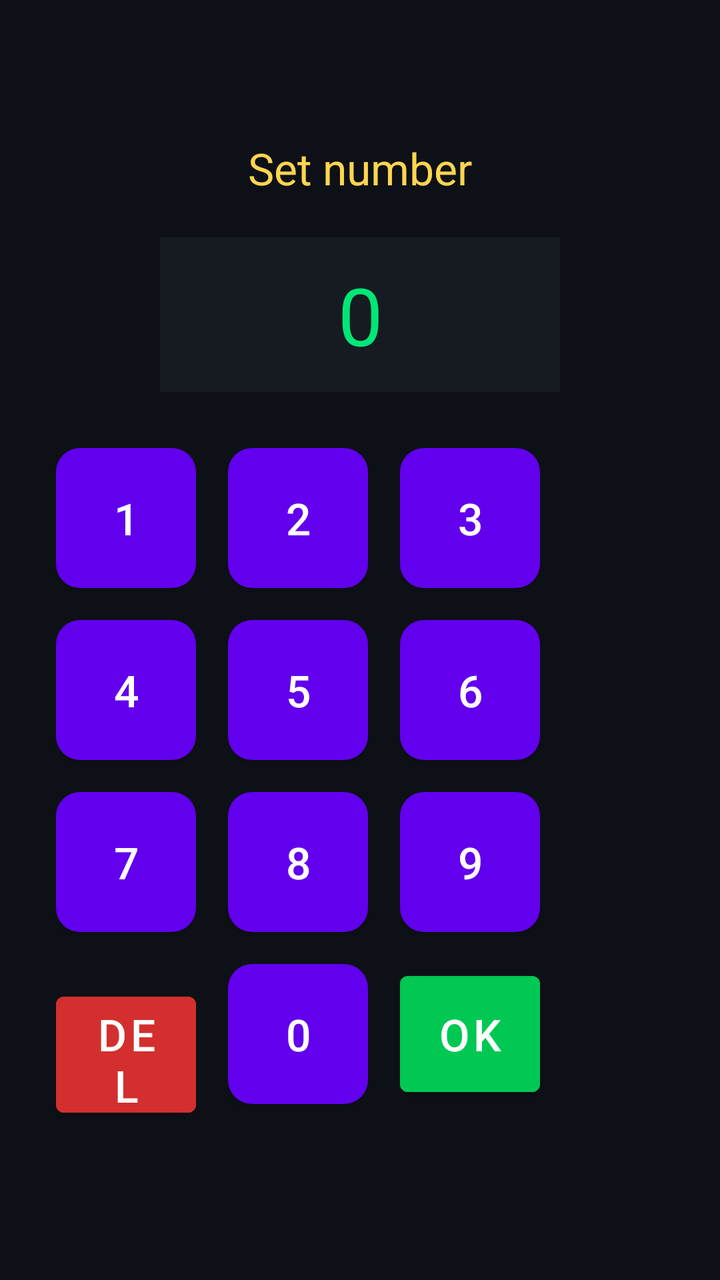
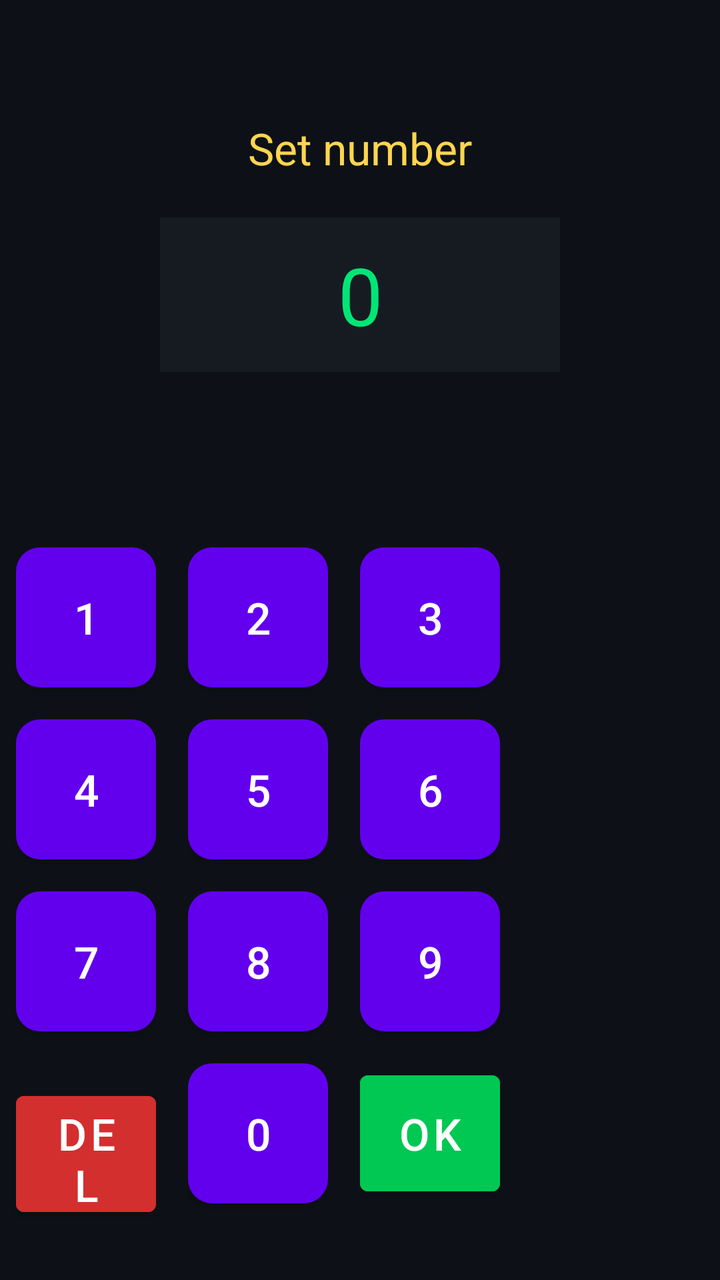

Screens rendered from an Android XML layout before and after an edit, with the pre-edit source and the edit as a unified diff.
<!-- AndroidManifest.xml: fallback theme Theme.MaterialComponents.DayNight.NoActionBar -->
<!-- res/layout/activity_setup.xml -->
<?xml version="1.0" encoding="utf-8"?>
<LinearLayout
    xmlns:android="http://schemas.android.com/apk/res/android"
    android:id="@+id/keypadContainer"
    android:layout_width="match_parent"
    android:layout_height="match_parent"
    android:orientation="vertical"
    android:gravity="center"
    android:padding="20dp"
    android:background="#0D1117">

    <TextView
        android:id="@+id/titleText"
        android:text="Set number"
        android:textSize="22sp"
        android:textColor="#FFD54F"
        android:layout_marginBottom="20dp"
        android:layout_width="wrap_content"
        android:layout_height="wrap_content"/>

    
    <TextView
        android:id="@+id/inputDisplay"
        android:text="0"
        android:textSize="40sp"
        android:textColor="#00E676"
        android:background="#161B22"
        android:padding="12dp"
        android:gravity="center"
        android:layout_marginBottom="20dp"
        android:layout_width="200dp"
        android:layout_height="wrap_content"/>


    
    <GridLayout
        android:layout_width="match_parent"
        android:layout_height="wrap_content"
        android:gravity="center"
        android:columnCount="3">

        <Button
            android:id="@+id/btn1"
            android:text="1"
            android:layout_width="70dp"
            android:layout_height="70dp"
            android:layout_margin="8dp"
            android:textSize="22sp"
            android:textColor="#FFFFFF"
            android:background="@drawable/keypad_btn"/>
            
        <Button 
            android:id="@+id/btn2" 
            android:text="2"
            android:layout_width="70dp"
            android:layout_height="70dp"
            android:layout_margin="8dp"
            android:textSize="22sp"
            android:textColor="#FFFFFF"
            android:background="@drawable/keypad_btn"/>
            
        <Button android:id="@+id/btn3" android:text="3"
            android:layout_width="70dp"
            android:layout_height="70dp"
            android:layout_margin="8dp"
            android:textSize="22sp"
            android:textColor="#FFFFFF"
            android:background="@drawable/keypad_btn"/>

        <Button android:id="@+id/btn4" android:text="4"
            android:layout_width="70dp"
            android:layout_height="70dp"
            android:layout_margin="8dp"
            android:textSize="22sp"
            android:textColor="#FFFFFF"
            android:background="@drawable/keypad_btn"/>
        <Button android:id="@+id/btn5" android:text="5"
            android:layout_width="70dp"
            android:layout_height="70dp"
            android:layout_margin="8dp"
            android:textSize="22sp"
            android:textColor="#FFFFFF"
            android:background="@drawable/keypad_btn"/>
        <Button android:id="@+id/btn6" android:text="6"
            android:layout_width="70dp"
            android:layout_height="70dp"
            android:layout_margin="8dp"
            android:textSize="22sp"
            android:textColor="#FFFFFF"
            android:background="@drawable/keypad_btn"/>

        <Button android:id="@+id/btn7" android:text="7"
            android:layout_width="70dp"
            android:layout_height="70dp"
            android:layout_margin="8dp"
            android:textSize="22sp"
            android:textColor="#FFFFFF"
            android:background="@drawable/keypad_btn"/>
        <Button android:id="@+id/btn8" android:text="8"
            android:layout_width="70dp"
            android:layout_height="70dp"
            android:layout_margin="8dp"
            android:textSize="22sp"
            android:textColor="#FFFFFF"
            android:background="@drawable/keypad_btn"/>
        <Button android:id="@+id/btn9" android:text="9"
            android:layout_width="70dp"
            android:layout_height="70dp"
            android:layout_margin="8dp"
            android:textSize="22sp"
            android:textColor="#FFFFFF"
            android:background="@drawable/keypad_btn"/>

        <Button android:id="@+id/btnDel" android:text="DEL"
            android:layout_width="70dp"
            android:layout_height="70dp"
            android:layout_margin="8dp"
            android:textSize="22sp"
            android:textColor="#FFFFFF"
            android:backgroundTint="#D32F2F"/>
        <Button android:id="@+id/btn0" android:text="0"
            android:layout_width="70dp"
            android:layout_height="70dp"
            android:layout_margin="8dp"
            android:textSize="22sp"
            android:textColor="#FFFFFF"
            android:background="@drawable/keypad_btn"/>
        <Button android:id="@+id/btnOk" android:text="OK"
            android:layout_width="70dp"
            android:layout_height="70dp"
            android:layout_margin="8dp"
            android:textSize="22sp"
            android:textColor="#FFFFFF"
            android:backgroundTint="#00C853"/>

    </GridLayout>

</LinearLayout>
<!-- resources referenced by this layout -->
<resources>
  <!-- drawable keypad_btn (drawable) -->
  <?xml version="1.0" encoding="utf-8"?>
  <selector xmlns:android="http://schemas.android.com/apk/res/android">
  
      
      <item android:state_pressed="true">
          <shape>
              <solid android:color="#1F6FEB"/>
              <corners android:radius="12dp"/>
          </shape>
      </item>
  
      
      <item>
          <shape>
              <solid android:color="#30363D"/>
              <corners android:radius="12dp"/>
          </shape>
      </item>
  
  </selector>
</resources>

<!-- the commit's change to res/layout/activity_setup.xml (unified diff, before → after) -->
@@ -1,138 +1,152 @@
 <?xml version="1.0" encoding="utf-8"?>
 <LinearLayout
     xmlns:android="http://schemas.android.com/apk/res/android"
-    android:id="@+id/keypadContainer"
     android:layout_width="match_parent"
     android:layout_height="match_parent"
     android:orientation="vertical"
-    android:gravity="center"
-    android:padding="20dp"
     android:background="#0D1117">
 
-    <TextView
-        android:id="@+id/titleText"
-        android:text="Set number"
-        android:textSize="22sp"
-        android:textColor="#FFD54F"
-        android:layout_marginBottom="20dp"
-        android:layout_width="wrap_content"
-        android:layout_height="wrap_content"/>
+    
+    <LinearLayout
+        android:layout_width="match_parent"
+        android:layout_height="0dp"
+        android:layout_weight="1"
+        android:orientation="vertical"
+        android:gravity="center">
+
+
+        <TextView
+            android:id="@+id/titleText"
+            android:text="Set number"
+            android:textSize="22sp"
+            android:textColor="#FFD54F"
+            android:layout_marginBottom="20dp"
+            android:layout_width="wrap_content"
+            android:layout_height="wrap_content"/>
+    
+        
+        <TextView
+            android:id="@+id/inputDisplay"
+            android:text="0"
+            android:textSize="40sp"
+            android:textColor="#00E676"
+            android:background="#161B22"
+            android:padding="12dp"
+            android:gravity="center"
+            android:layout_marginBottom="20dp"
+            android:layout_width="200dp"
+            android:layout_height="wrap_content"/>
+    </LinearLayout>
 
     
-    <TextView
-        android:id="@+id/inputDisplay"
-        android:text="0"
-        android:textSize="40sp"
-        android:textColor="#00E676"
-        android:background="#161B22"
-        android:padding="12dp"
-        android:gravity="center"
-        android:layout_marginBottom="20dp"
-        android:layout_width="200dp"
-        android:layout_height="wrap_content"/>
-
-
-    
-    <GridLayout
+    <LinearLayout
+        android:id="@+id/keypadContainer"
         android:layout_width="match_parent"
         android:layout_height="wrap_content"
         android:gravity="center"
-        android:columnCount="3">
+        android:paddingBottom="20dp">
 
-        <Button
-            android:id="@+id/btn1"
-            android:text="1"
-            android:layout_width="70dp"
-            android:layout_height="70dp"
-            android:layout_margin="8dp"
-            android:textSize="22sp"
-            android:textColor="#FFFFFF"
-            android:background="@drawable/keypad_btn"/>
-            
-        <Button 
-            android:id="@+id/btn2" 
-            android:text="2"
-            android:layout_width="70dp"
-            android:layout_height="70dp"
-            android:layout_margin="8dp"
-            android:textSize="22sp"
-            android:textColor="#FFFFFF"
-            android:background="@drawable/keypad_btn"/>
-            
-        <Button android:id="@+id/btn3" android:text="3"
-            android:layout_width="70dp"
-            android:layout_height="70dp"
-            android:layout_margin="8dp"
-            android:textSize="22sp"
-            android:textColor="#FFFFFF"
-            android:background="@drawable/keypad_btn"/>
-
-        <Button android:id="@+id/btn4" android:text="4"
-            android:layout_width="70dp"
-            android:layout_height="70dp"
-            android:layout_margin="8dp"
-            android:textSize="22sp"
-            android:textColor="#FFFFFF"
-            android:background="@drawable/keypad_btn"/>
-        <Button android:id="@+id/btn5" android:text="5"
-            android:layout_width="70dp"
-            android:layout_height="70dp"
-            android:layout_margin="8dp"
-            android:textSize="22sp"
-            android:textColor="#FFFFFF"
-            android:background="@drawable/keypad_btn"/>
-        <Button android:id="@+id/btn6" android:text="6"
-            android:layout_width="70dp"
-            android:layout_height="70dp"
-            android:layout_margin="8dp"
-            android:textSize="22sp"
-            android:textColor="#FFFFFF"
-            android:background="@drawable/keypad_btn"/>
-
-        <Button android:id="@+id/btn7" android:text="7"
-            android:layout_width="70dp"
-            android:layout_height="70dp"
-            android:layout_margin="8dp"
-            android:textSize="22sp"
-            android:textColor="#FFFFFF"
-            android:background="@drawable/keypad_btn"/>
-        <Button android:id="@+id/btn8" android:text="8"
-            android:layout_width="70dp"
-            android:layout_height="70dp"
-            android:layout_margin="8dp"
-            android:textSize="22sp"
-            android:textColor="#FFFFFF"
-            android:background="@drawable/keypad_btn"/>
-        <Button android:id="@+id/btn9" android:text="9"
-            android:layout_width="70dp"
-            android:layout_height="70dp"
-            android:layout_margin="8dp"
-            android:textSize="22sp"
-            android:textColor="#FFFFFF"
-            android:background="@drawable/keypad_btn"/>
-
-        <Button android:id="@+id/btnDel" android:text="DEL"
-            android:layout_width="70dp"
-            android:layout_height="70dp"
-            android:layout_margin="8dp"
-            android:textSize="22sp"
-            android:textColor="#FFFFFF"
-            android:backgroundTint="#D32F2F"/>
-        <Button android:id="@+id/btn0" android:text="0"
-            android:layout_width="70dp"
-            android:layout_height="70dp"
-            android:layout_margin="8dp"
-            android:textSize="22sp"
-            android:textColor="#FFFFFF"
-            android:background="@drawable/keypad_btn"/>
-        <Button android:id="@+id/btnOk" android:text="OK"
-            android:layout_width="70dp"
-            android:layout_height="70dp"
-            android:layout_margin="8dp"
-            android:textSize="22sp"
-            android:textColor="#FFFFFF"
-            android:backgroundTint="#00C853"/>
-
-    </GridLayout>
-
+        
+        <GridLayout
+            android:layout_width="match_parent"
+            android:layout_height="wrap_content"
+            android:gravity="center"
+            android:columnCount="3">
+    
+            <Button
+                android:id="@+id/btn1"
+                android:text="1"
+                android:layout_width="70dp"
+                android:layout_height="70dp"
+                android:layout_margin="8dp"
+                android:textSize="22sp"
+                android:textColor="#FFFFFF"
+                android:background="@drawable/keypad_btn"/>
+                
+            <Button 
+                android:id="@+id/btn2" 
+                android:text="2"
+                android:layout_width="70dp"
+                android:layout_height="70dp"
+                android:layout_margin="8dp"
+                android:textSize="22sp"
+                android:textColor="#FFFFFF"
+                android:background="@drawable/keypad_btn"/>
+                
+            <Button android:id="@+id/btn3" android:text="3"
+                android:layout_width="70dp"
+                android:layout_height="70dp"
+                android:layout_margin="8dp"
+                android:textSize="22sp"
+                android:textColor="#FFFFFF"
+                android:background="@drawable/keypad_btn"/>
+    
+            <Button android:id="@+id/btn4" android:text="4"
+                android:layout_width="70dp"
+                android:layout_height="70dp"
+                android:layout_margin="8dp"
+                android:textSize="22sp"
+                android:textColor="#FFFFFF"
+                android:background="@drawable/keypad_btn"/>
+            <Button android:id="@+id/btn5" android:text="5"
+                android:layout_width="70dp"
+                android:layout_height="70dp"
+                android:layout_margin="8dp"
+                android:textSize="22sp"
+                android:textColor="#FFFFFF"
+                android:background="@drawable/keypad_btn"/>
+            <Button android:id="@+id/btn6" android:text="6"
+                android:layout_width="70dp"
+                android:layout_height="70dp"
+                android:layout_margin="8dp"
+                android:textSize="22sp"
+                android:textColor="#FFFFFF"
+                android:background="@drawable/keypad_btn"/>
+    
+            <Button android:id="@+id/btn7" android:text="7"
+                android:layout_width="70dp"
+                android:layout_height="70dp"
+                android:layout_margin="8dp"
+                android:textSize="22sp"
+                android:textColor="#FFFFFF"
+                android:background="@drawable/keypad_btn"/>
+            <Button android:id="@+id/btn8" android:text="8"
+                android:layout_width="70dp"
+                android:layout_height="70dp"
+                android:layout_margin="8dp"
+                android:textSize="22sp"
+                android:textColor="#FFFFFF"
+                android:background="@drawable/keypad_btn"/>
+            <Button android:id="@+id/btn9" android:text="9"
+                android:layout_width="70dp"
+                android:layout_height="70dp"
+                android:layout_margin="8dp"
+                android:textSize="22sp"
+                android:textColor="#FFFFFF"
+                android:background="@drawable/keypad_btn"/>
+    
+            <Button android:id="@+id/btnDel" android:text="DEL"
+                android:layout_width="70dp"
+                android:layout_height="70dp"
+                android:layout_margin="8dp"
+                android:textSize="22sp"
+                android:textColor="#FFFFFF"
+                android:backgroundTint="#D32F2F"/>
+            <Button android:id="@+id/btn0" android:text="0"
+                android:layout_width="70dp"
+                android:layout_height="70dp"
+                android:layout_margin="8dp"
+                android:textSize="22sp"
+                android:textColor="#FFFFFF"
+                android:background="@drawable/keypad_btn"/>
+            <Button android:id="@+id/btnOk" android:text="OK"
+                android:layout_width="70dp"
+                android:layout_height="70dp"
+                android:layout_margin="8dp"
+                android:textSize="22sp"
+                android:textColor="#FFFFFF"
+                android:backgroundTint="#00C853"/>
+    
+        </GridLayout>
+    </LinearLayout>
 </LinearLayout>
